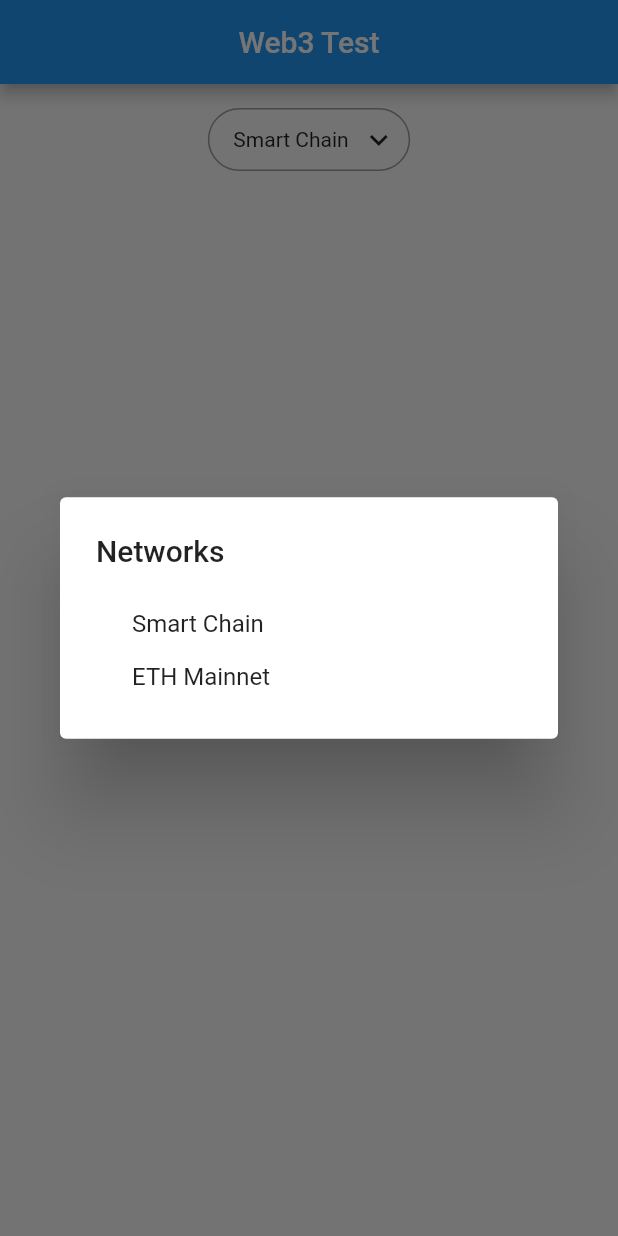
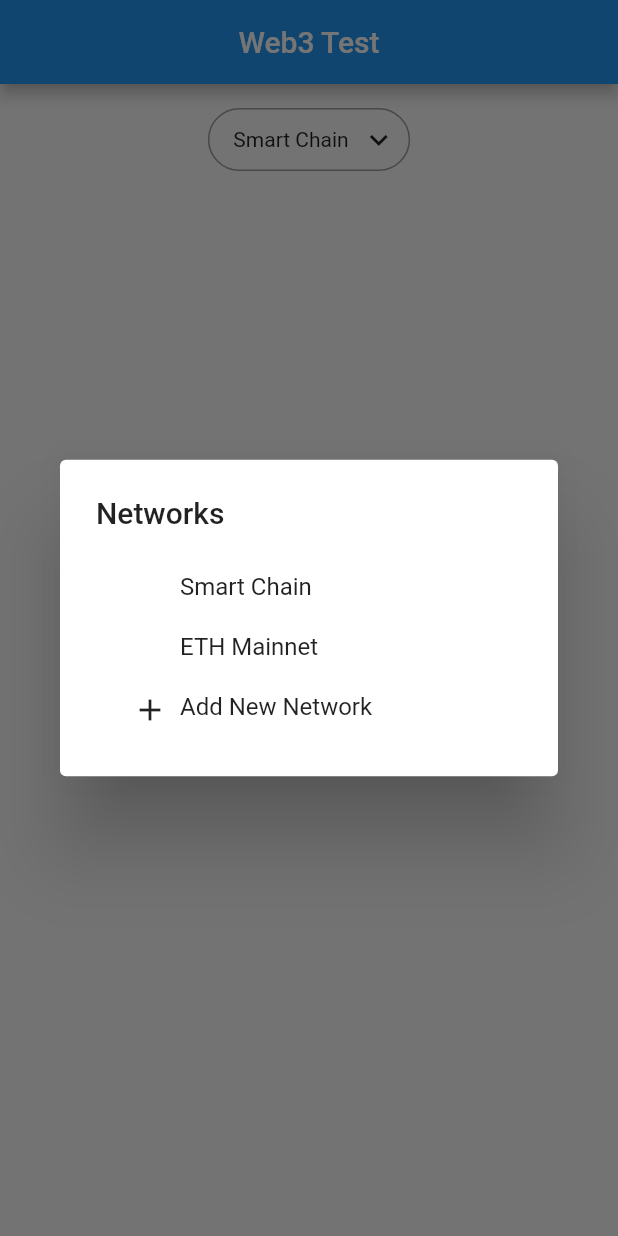
Before and after one commit to pokemonni01/flutter_web3_test, a Flutter app: the screen it shows after launch, after a tap on "Smart Chain", on a phone screen of 412 x 824 dp. Run offline on Flutter 3.47's test engine with Material 2 defaults, Android fonts, the phone set to English and light mode, and no system bars; our stand-ins replace get, permission_handler, sqflite; missing offline and left inert: http_interceptor, web3dart; accounts and stored records are empty; statements that could not run were skipped.

Commit message:
moved home page to home folder

```diff
--- a/lib/main.dart
+++ b/lib/main.dart
@@ -1,9 +1,9 @@
 import 'package:flutter/material.dart';
 import 'package:fluttert_web3_test/src/core/database/database_manager.dart';
-import 'package:fluttert_web3_test/src/presentation/home_page.dart';
 import 'package:get/get.dart';
 
 import 'src/core/locator.dart';
+import 'src/presentation/home/home_page.dart';
 
 Future<void> main() async {
   setupLocator();
--- a/lib/src/core/locator.dart
+++ b/lib/src/core/locator.dart
@@ -4,7 +4,7 @@ import 'package:fluttert_web3_test/src/data/network/local/network_database.dart'
 import 'package:fluttert_web3_test/src/data/network/network_repository.dart';
 import 'package:fluttert_web3_test/src/domain/network/add_network_use_case.dart';
 import 'package:fluttert_web3_test/src/domain/network/get_all_network_use_case.dart';
-import 'package:fluttert_web3_test/src/presentation/home_controller.dart';
+import 'package:fluttert_web3_test/src/presentation/home/home_controller.dart';
 import 'package:get/get.dart';
 import 'package:http_interceptor/http/intercepted_client.dart';
 
--- a/lib/src/presentation/home_page.dart
+++ b/lib/src/presentation/home/home_page.dart
@@ -1,6 +1,6 @@
 import 'package:flutter/material.dart';
 import 'package:flutter/widgets.dart';
-import 'package:fluttert_web3_test/src/presentation/home_controller.dart';
+import 'package:fluttert_web3_test/src/presentation/home/home_controller.dart';
 import 'package:get/get.dart';
 
 class HomePage extends StatefulWidget {
@@ -42,9 +42,8 @@ class _HomePageState extends State<HomePage> {
   _selectNetworkButton() {
     return Material(
       child: InkWell(
-        onTap: () async => {
-          _showSelectNetworkDialog(await _controller.getNetworkList())
-        },
+        onTap: () async =>
+            {_showSelectNetworkDialog(await _controller.getNetworkList())},
         child: Container(
           decoration: BoxDecoration(
             border: Border.all(color: Colors.grey),
@@ -56,9 +55,13 @@ class _HomePageState extends State<HomePage> {
               mainAxisAlignment: MainAxisAlignment.center,
               mainAxisSize: MainAxisSize.min,
               children: [
-                const SizedBox(width: 8,),
+                const SizedBox(
+                  width: 8,
+                ),
                 Obx(() => Text(_controller.selectedNetworkName.value)),
-                const SizedBox(width: 8,),
+                const SizedBox(
+                  width: 8,
+                ),
                 const Icon(Icons.keyboard_arrow_down)
               ],
             ),
@@ -87,19 +90,50 @@ class _HomePageState extends State<HomePage> {
         shrinkWrap: true,
         itemCount: items.length,
         itemBuilder: (context, index) {
-          return optionOne(context, items[index]);
+          return items.last == items[index]
+              ? Column(
+                  crossAxisAlignment: CrossAxisAlignment.start,
+                  children: [
+                    _networkItem(context, items[index]),
+                    _addNewNetwork(context)
+                  ],
+                )
+              : _networkItem(context, items[index]);
         },
       ),
     );
   }
 
-  Widget optionOne(BuildContext context, String text) {
+  Widget _networkItem(BuildContext context, String text) {
     return SimpleDialogOption(
-      child: Text(text),
+      child: Row(
+        crossAxisAlignment: CrossAxisAlignment.start,
+        children: [
+          const Icon(null),
+          const SizedBox(width: 8.0,),
+          Text(text),
+        ],
+      ),
       onPressed: () {
         _controller.setSelectedNetwork(text);
         Navigator.pop(context);
       },
     );
   }
+
+  Widget _addNewNetwork(BuildContext context) {
+    return SimpleDialogOption(
+      child: Row(
+        crossAxisAlignment: CrossAxisAlignment.start,
+        children: const [
+          Icon(Icons.add),
+          SizedBox(width: 8.0,),
+          Text("Add New Network"),
+        ],
+      ),
+      onPressed: () {
+        Navigator.pop(context);
+      },
+    );
+  }
 }
```
Also changed, not shown: lib/src/presentation/home/home_controller.dart (renamed from lib/src/presentation/home_controller.dart).
